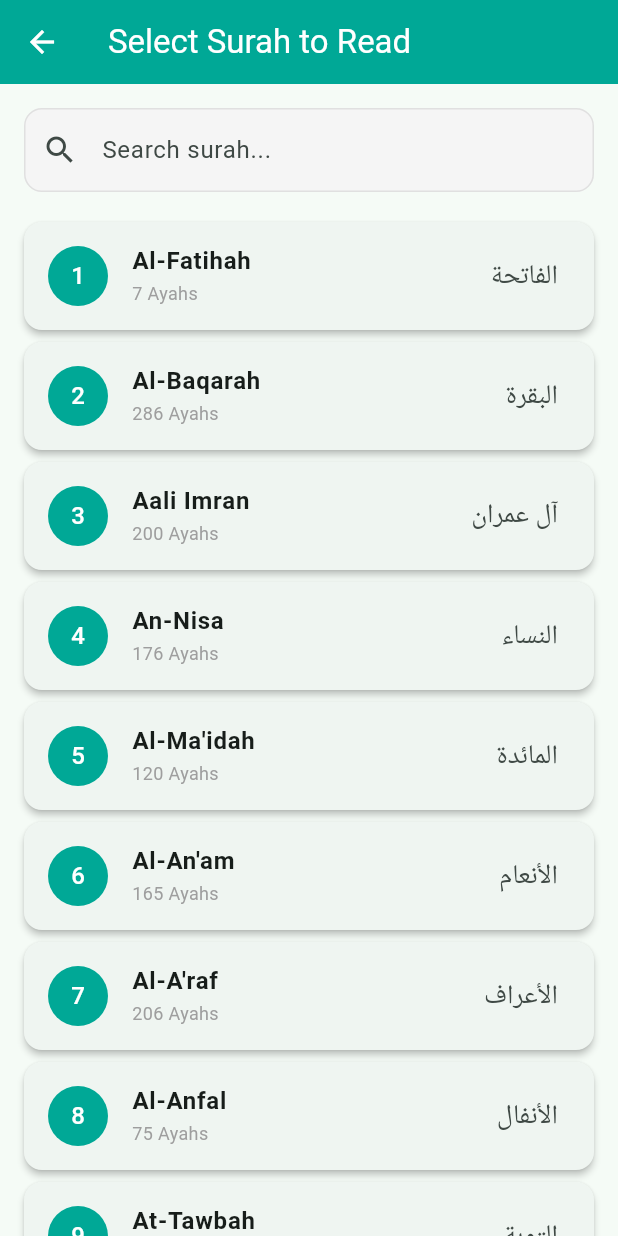
After one commit to smuzair7/QuranEcho, a Flutter app: the screen it shows after launch, after a tap on "Read Quran", on a phone screen of 412 x 824 dp. The commit adds this screen. Run offline on Flutter 3.47's test engine with Material 3 defaults, Android fonts, the phone set to English and light mode, and no system bars; our stand-ins replace csv, just_audio; missing offline and left inert: queue, record; Roboto replaces fonts that are missing (Scheherazade).

Commit message:
Read Quran Module Implemented

```diff
--- a/app/lib/main.dart
+++ b/app/lib/main.dart
@@ -5,8 +5,10 @@ import 'pages/makharij_practice_page.dart';
 import 'pages/hifz_page.dart';
 import 'pages/recite_page.dart';
 import 'pages/recite_select_qari_page.dart';
-import 'pages/login_page.dart';  // Add this import
-import 'pages/signup_page.dart';  // Add this import
+import 'pages/login_page.dart';
+import 'pages/signup_page.dart';
+import 'pages/read_surah_select_page.dart'; // Add this import
+import 'pages/read_quran_page.dart'; // Add this import
 import 'package:provider/provider.dart';
 import 'services/user_provider.dart';
 import 'pages/hifz_select_surah_page.dart';
@@ -51,12 +53,16 @@ class QuranEchoApp extends StatelessWidget {
       routes: {
         '/': (context) => const HomePage(),
         '/makharij': (context) => const MakharijPracticePage(),
-        '/hifz_select': (context) => const HifzSelectSurahPage(), // Add this line
+        '/hifz_select': (context) => const HifzSelectSurahPage(),
         '/hifz': (context) => const HifzPage(),
         '/recite': (context) => const RecitePage(),
         '/lehja': (context) => const ReciteSelectQariPage(),
-        '/login': (context) => const LoginPage(),  // Add login route
-        '/signup': (context) => const SignupPage(), // Add signup route
+        '/login': (context) => const LoginPage(),
+        '/signup': (context) => const SignupPage(),
+        '/read_select': (context) => const ReadSurahSelectPage(), // Add this route
+        '/read_quran': (context) => ReadQuranPage(
+          surahInfo: ModalRoute.of(context)!.settings.arguments as Map<String, dynamic>,
+        ), // Add this route
       },
     );
   }
--- a/app/lib/pages/home_page.dart
+++ b/app/lib/pages/home_page.dart
@@ -189,12 +189,14 @@ class HomePage extends StatelessWidget {
 
                         const SizedBox(height: 20), // Add spacing between rows
 
-                        // Second row with only Lehja card centered
+                        // Second row with Lehja and Read Quran cards
                         Padding(
                           padding: const EdgeInsets.symmetric(horizontal: 20.0),
-                          child: Center(
-                            child: SizedBox(
-                              width: 150, // Match the width of cards in the first row
+                          child: Row(
+                            mainAxisAlignment: MainAxisAlignment.spaceEvenly,
+                            children: [
+                              // Lehja Card
+                              Flexible(
                                 child: MenuCard(
                                   title: 'Lehja',
                                   description: 'Learn recitation styles',
@@ -203,8 +205,23 @@ class HomePage extends StatelessWidget {
                                   onTap: () => Navigator.pushNamed(context, '/lehja'),
                                 ),
                               ),
+
+                              const SizedBox(width: 10), // Add spacing between cards
+
+                              // Read Quran Card
+                              Flexible(
+                                child: MenuCard(
+                                  title: 'Read Quran',
+                                  description: 'Read the Holy Quran',
+                                  icon: Icons.book,
+                                  color: const Color(0xFF00A896),
+                                  onTap: () => Navigator.pushNamed(context, '/read_select'),
                                 ),
                               ),
+                            ],
+                          ),
+                        ),
+
                       ],
                     ),
                   ),
--- /dev/null
+++ b/app/lib/pages/read_surah_select_page.dart
@@ -0,0 +1,151 @@
+import 'package:flutter/material.dart';
+
+class ReadSurahSelectPage extends StatefulWidget {
+  const ReadSurahSelectPage({super.key});
+
+  @override
+  State<ReadSurahSelectPage> createState() => _ReadSurahSelectPageState();
+}
+
+class _ReadSurahSelectPageState extends State<ReadSurahSelectPage> {
+  // List of surahs with their names and number of ayahs
+  final List<Map<String, dynamic>> _surahs = [
+    {'number': 1, 'name': 'Al-Fatihah', 'arabicName': 'الفاتحة', 'ayahs': 7},
+    {'number': 2, 'name': 'Al-Baqarah', 'arabicName': 'البقرة', 'ayahs': 286},
+    {'number': 3, 'name': 'Aali Imran', 'arabicName': 'آل عمران', 'ayahs': 200},
+    {'number': 4, 'name': 'An-Nisa', 'arabicName': 'النساء', 'ayahs': 176},
+    {'number': 5, 'name': 'Al-Ma\'idah', 'arabicName': 'المائدة', 'ayahs': 120},
+    {'number': 6, 'name': 'Al-An\'am', 'arabicName': 'الأنعام', 'ayahs': 165},
+    {'number': 7, 'name': 'Al-A\'raf', 'arabicName': 'الأعراف', 'ayahs': 206},
+    {'number': 8, 'name': 'Al-Anfal', 'arabicName': 'الأنفال', 'ayahs': 75},
+    {'number': 9, 'name': 'At-Tawbah', 'arabicName': 'التوبة', 'ayahs': 129},
+    {'number': 10, 'name': 'Yunus', 'arabicName': 'يونس', 'ayahs': 109},
+    // Add remaining surahs
+    {'number': 107, 'name': 'Al-Ma\'un', 'arabicName': 'الماعون', 'ayahs': 7},
+    {'number': 108, 'name': 'Al-Kawthar', 'arabicName': 'الكوثر', 'ayahs': 3},
+    {'number': 109, 'name': 'Al-Kafirun', 'arabicName': 'الكافرون', 'ayahs': 6},
+    // Continue adding remaining surahs up to 114
+  ];
+
+  String _searchQuery = '';
+  List<Map<String, dynamic>> _filteredSurahs = [];
+
+  @override
+  void initState() {
+    super.initState();
+    _filteredSurahs = List.from(_surahs);
+  }
+
+  void _filterSurahs(String query) {
+    setState(() {
+      _searchQuery = query;
+      if (query.isEmpty) {
+        _filteredSurahs = List.from(_surahs);
+      } else {
+        _filteredSurahs = _surahs
+            .where((surah) =>
+                surah['name'].toLowerCase().contains(query.toLowerCase()) ||
+                surah['arabicName'].contains(query) ||
+                surah['number'].toString().contains(query))
+            .toList();
+      }
+    });
+  }
+
+  @override
+  Widget build(BuildContext context) {
+    const Color primaryColor = Color(0xFF00A896);
+
+    return Scaffold(
+      appBar: AppBar(
+        title: const Text('Select Surah to Read'),
+        backgroundColor: primaryColor,
+        foregroundColor: Colors.white,
+      ),
+      body: Column(
+        children: [
+          // Search bar
+          Padding(
+            padding: const EdgeInsets.all(16.0),
+            child: TextField(
+              onChanged: _filterSurahs,
+              decoration: InputDecoration(
+                hintText: 'Search surah...',
+                prefixIcon: const Icon(Icons.search),
+                border: OutlineInputBorder(
+                  borderRadius: BorderRadius.circular(12),
+                  borderSide: BorderSide(color: Colors.grey.shade300),
+                ),
+                enabledBorder: OutlineInputBorder(
+                  borderRadius: BorderRadius.circular(12),
+                  borderSide: BorderSide(color: Colors.grey.shade300),
+                ),
+                focusedBorder: OutlineInputBorder(
+                  borderRadius: BorderRadius.circular(12),
+                  borderSide: const BorderSide(color: primaryColor, width: 2),
+                ),
+                filled: true,
+                fillColor: Colors.grey.shade100,
+              ),
+            ),
+          ),
+
+          // List of surahs
+          Expanded(
+            child: ListView.builder(
+              itemCount: _filteredSurahs.length,
+              itemBuilder: (context, index) {
+                final surah = _filteredSurahs[index];
+                return Card(
+                  margin: const EdgeInsets.symmetric(horizontal: 16, vertical: 4),
+                  elevation: 2,
+                  child: ListTile(
+                    leading: CircleAvatar(
+                      backgroundColor: primaryColor,
+                      foregroundColor: Colors.white,
+                      child: Text(surah['number'].toString()),
+                    ),
+                    title: Text(
+                      surah['name'],
+                      style: const TextStyle(
+                        fontWeight: FontWeight.bold,
+                        fontSize: 16,
+                      ),
+                    ),
+                    subtitle: Text(
+                      "${surah['ayahs']} Ayahs",
+                      style: const TextStyle(
+                        fontSize: 12,
+                        color: Colors.grey,
+                      ),
+                    ),
+                    trailing: Text(
+                      surah['arabicName'],
+                      style: const TextStyle(
+                        fontSize: 18,
+                        fontFamily: 'Scheherazade',
+                      ),
+                      textDirection: TextDirection.rtl,
+                    ),
+                    onTap: () {
+                      Navigator.pushNamed(
+                        context,
+                        '/read_quran',
+                        arguments: {
+                          'surahNumber': surah['number'],
+                          'surahName': surah['name'],
+                          'arabicName': surah['arabicName'],
+                          'ayahCount': surah['ayahs'],
+                        },
+                      );
+                    },
+                  ),
+                );
+              },
+            ),
+          ),
+        ],
+      ),
+    );
+  }
+}
```
Also changed, not shown: app/lib/pages/read_quran_page.dart (added, +326 -0 lines), 1 other file. Lines whose indentation alone changed are shown as unchanged.
